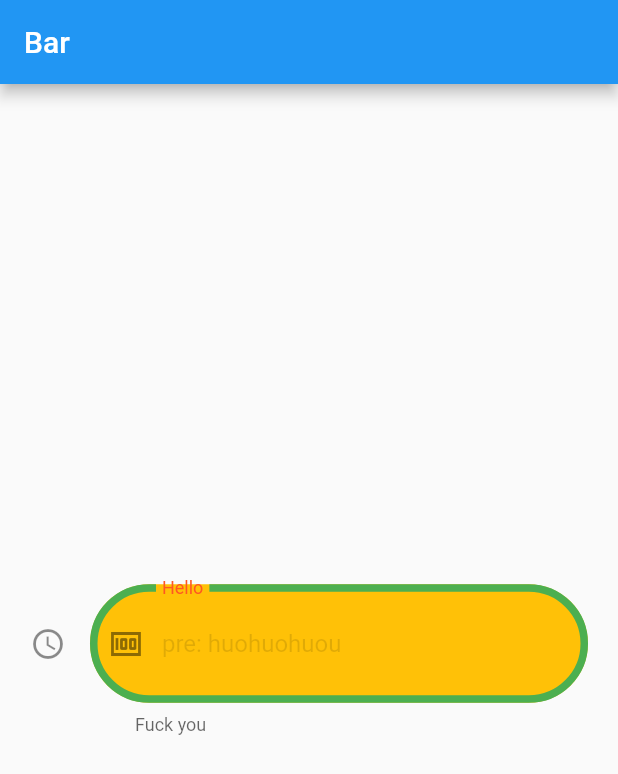
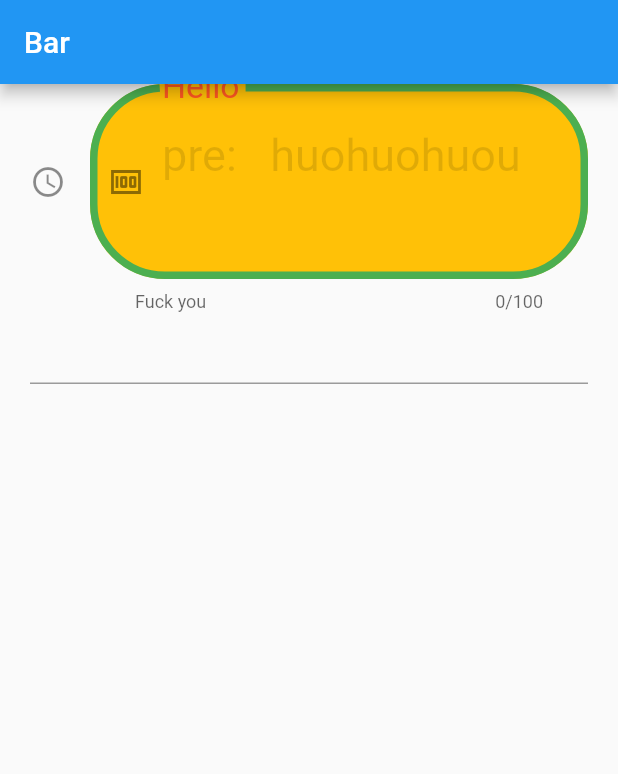
Before and after one commit to ivan100kg/flutter_course_1, a Flutter app: the screen it shows after launch, on a phone screen of 412 x 824 dp. Shown: the top 774 px of the screen. Run offline on Flutter 3.47's test engine with Material 2 defaults, Android fonts, the phone set to English and light mode, and no system bars.

Commit message:
Add root Text Field settings

```diff
--- a/flutter_complete_guide/lib/widgets/textfield.dart
+++ b/flutter_complete_guide/lib/widgets/textfield.dart
@@ -7,10 +7,14 @@ class MyTextField extends StatelessWidget {
 
   @override
   Widget build(BuildContext context) {
-    return Center(
+    return Column(
+      children: [
+        Center(
           child: Padding(
             padding: const EdgeInsets.symmetric(horizontal: 20),
             child: TextField(
+              textInputAction: TextInputAction.next,
+              keyboardType: TextInputType.number,
               decoration: InputDecoration(
                 enabled: true,
                 errorText: null,
@@ -46,8 +50,31 @@ class MyTextField extends StatelessWidget {
                 focusColor: Colors.black26,
                 hoverColor: Colors.black,
               ),
+              enableSuggestions: true,
+              textCapitalization: TextCapitalization.characters,
+              style: TextStyle(
+                fontSize: 30,
+              ),
+              maxLines: 2,
+              minLines: 2,
+              maxLength: 100,
+              textAlign: TextAlign.center,
             ),
           ),
+        ),
+        Center(
+          child: Padding(
+            padding: const EdgeInsets.symmetric(horizontal: 20),
+            child: TextField(
+              textInputAction: TextInputAction.next,
+              obscureText: true,
+              obscuringCharacter: '#',
+              autocorrect: false,
+              enableSuggestions: false,
+            ),
+          ),
+        ),
+      ],
     );
   }
 }
```
Lines whose indentation alone changed are shown as unchanged.
